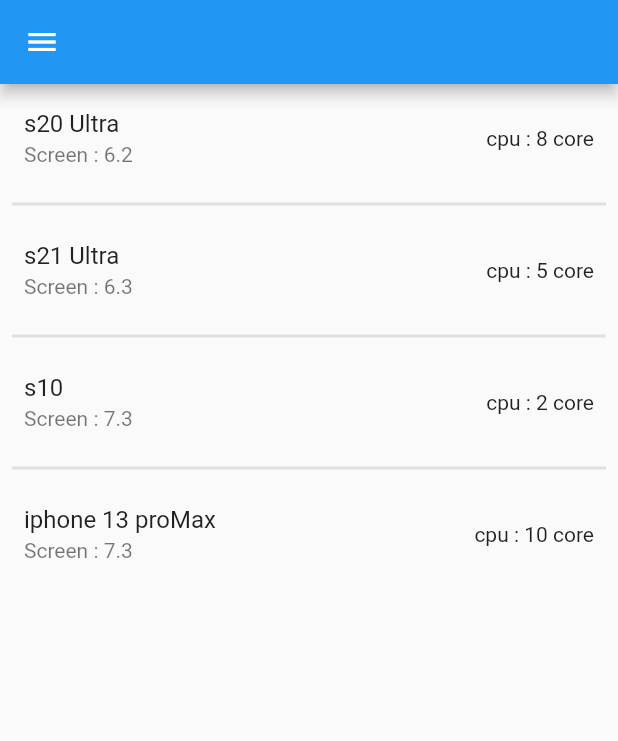
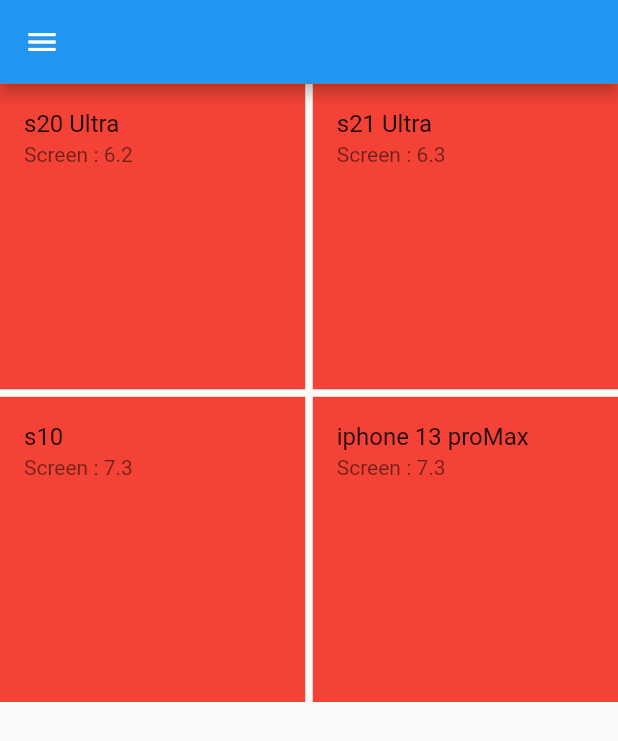
Before and after one commit to aboulmagdApp/flutter_startup, a Flutter app: the screen it shows after launch, on a phone screen of 412 x 824 dp. Shown: the top 741 px of the screen. Run offline on Flutter 3.47's test engine with Material 2 defaults, Android fonts, the light colour scheme and no system bars.

Commit message:
GridView builder

```diff
--- a/lib/test.dart
+++ b/lib/test.dart
@@ -18,26 +18,24 @@
   @override
   Widget build(BuildContext context) {
     return Scaffold(
-      appBar: AppBar(),
-      drawer: Drawer(),
-      body: ListView.separated(
-          separatorBuilder: ((context, index) {
-            return Padding(
-              padding: const EdgeInsets.symmetric(horizontal: 8.0),
-              child: Divider(
-                color: Colors.grey[300],
-                thickness: 2,
-              ),
-            );
-          }),
-          itemCount: mobiles.length,
-          itemBuilder: (context, i) {
-            return ListTile(
-              title: Text("${mobiles[i]['name']}"),
-              subtitle: Text("Screen : ${mobiles[i]['screen']}"),
-              trailing: Text("cpu : ${mobiles[i]['cpu']}"),
-            );
-          }),
-    );
+        appBar: AppBar(),
+        drawer: Drawer(),
+        body: Container(
+            child: GridView.builder(
+                // scrollDirection: Axis.horizontal,
+                itemCount: mobiles.length,
+                gridDelegate: SliverGridDelegateWithFixedCrossAxisCount(
+                    crossAxisCount: 2, crossAxisSpacing: 5, mainAxisSpacing: 5),
+                itemBuilder: (context, i) {
+                  return Container(
+                    // margin: EdgeInsets.all(10),
+                    child: ListTile(
+                      tileColor: Colors.red,
+                      title: Text("${mobiles[i]['name']}"),
+                      subtitle: Text("Screen : ${mobiles[i]['screen']}"),
+                      // trailing: Text("cpu : ${mobiles[i]['cpu']}"),
+                    ),
+                  );
+                })));
   }
 }
```
